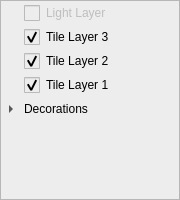
Qt form ESToolkit/ESToolkit/form/estk/layerdockwidget.ui (gyrovorbis/elysian-shadows) before a commit.
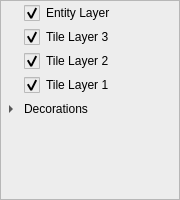
The same form after that commit. Icons and pictures are not drawn.

Commit message: Began Entity selection. Main logic is in MapView, created EntitySelectable to be used as selection containing multiple Entities.

The edit to the form file:
```diff
--- a/ESToolkit/ESToolkit/form/estk/layerdockwidget.ui
+++ b/ESToolkit/ESToolkit/form/estk/layerdockwidget.ui
@@ -22,7 +22,7 @@
   <property name="minimumSize">
    <size>
     <width>100</width>
-    <height>100</height>
+    <height>101</height>
    </size>
   </property>
   <property name="styleSheet">
@@ -123,16 +123,16 @@
       </column>
       <item>
        <property name="text">
-        <string>Light Layer</string>
+        <string>Entity Layer</string>
        </property>
        <property name="whatsThis">
         <string>1</string>
        </property>
        <property name="checkState">
-        <enum>Unchecked</enum>
+        <enum>Checked</enum>
        </property>
        <property name="flags">
-        <set>ItemIsSelectable|ItemIsUserCheckable</set>
+        <set>ItemIsSelectable|ItemIsUserCheckable|ItemIsEnabled</set>
        </property>
       </item>
       <item>
```
The commit also changes 40 other files.
